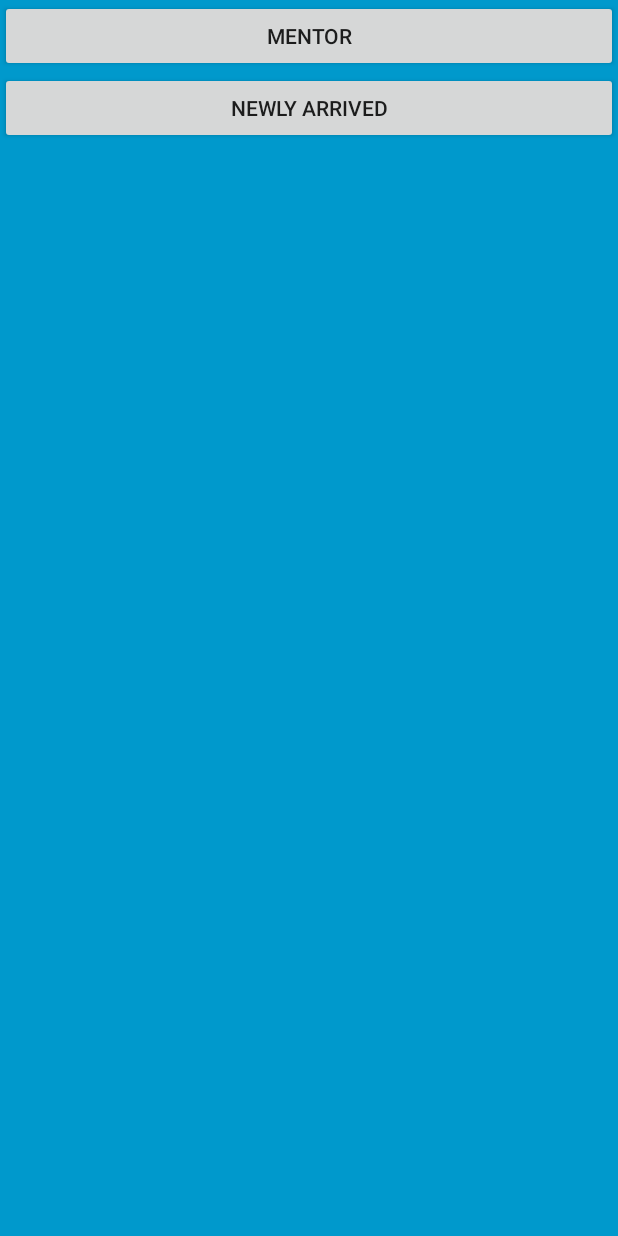
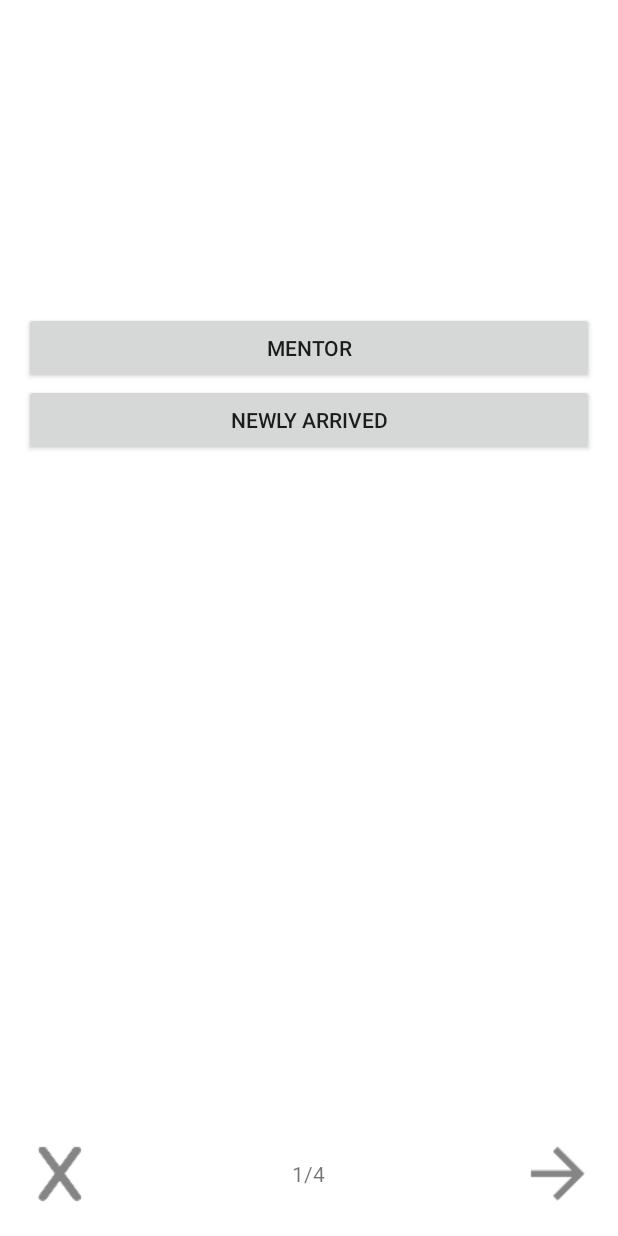
Before and after one commit to FluffyBucket/dat255, an Android app: the layout activity_first_time_setup_role.xml on its own in the app's theme, with its tools: preview values and no code run, on a phone screen of 412 x 824 dp. Run offline under Robolectric (Android 15) with nearby library versions, the phone set to English and light mode, and no system bars.

Commit message:
Made new layout

```diff
--- a/app/src/main/AndroidManifest.xml
+++ b/app/src/main/AndroidManifest.xml
@@ -17,26 +17,28 @@
         </activity>
         <activity
             android:name=".activities.ProfileActivity"
-            android:label="@string/title_activity_profile"/>
+            android:label="@string/title_activity_profile" />
         <activity
             android:name=".activities.FirstTimeSetupRoleActivity"
             android:configChanges="orientation|keyboardHidden|screenSize"
             android:label="@string/title_activity_first_time_setup_role"
-            android:theme="@style/FullscreenTheme" />
-        <activity android:name=".activities.FirstTimeSetupBasicsActivity"
+            android:theme="@android:style/Theme.Holo.NoActionBar.Fullscreen" />
+        <activity
+            android:name=".activities.FirstTimeSetupBasicsActivity"
             android:configChanges="orientation|keyboardHidden|screenSize"
-            android:label="@string/title_activity_first_time_setup_basics"/>
-        <activity android:name=".activities.FirstTimeSetupLanguagesActivity"
+            android:label="@string/title_activity_first_time_setup_basics" />
+        <activity
+            android:name=".activities.FirstTimeSetupLanguagesActivity"
             android:configChanges="orientation|keyboardHidden|screenSize"
-            android:label="@string/title_activity_first_time_setup_language"/>
-        <activity android:name=".activities.FirstTimeSetupInterestsActivity"
+            android:label="@string/title_activity_first_time_setup_language" />
+        <activity
+            android:name=".activities.FirstTimeSetupInterestsActivity"
             android:configChanges="orientation|keyboardHidden|screenSize"
             android:label="@string/title_activity_first_time_setup_interest" />
-        <activity android:name=".activities.MentorListActivity"
+        <activity
+            android:name=".activities.MentorListActivity"
             android:configChanges="orientation|keyboardHidden|screenSize"
-            android:label="@string/title_activity_first_time_setup_mentorlist"/>
-
-
+            android:label="@string/title_activity_first_time_setup_mentorlist" />
     </application>
 
 </manifest>
--- a/app/src/main/res/layout/activity_first_time_setup_role.xml
+++ b/app/src/main/res/layout/activity_first_time_setup_role.xml
@@ -2,7 +2,7 @@
     xmlns:tools="http://schemas.android.com/tools"
     android:layout_width="match_parent"
     android:layout_height="match_parent"
-    android:background="#0099cc"
+    android:background="#FFF"
     tools:context="se.chalmers.cid.activities.FirstTimeSetupRoleActivity">
 
     <!-- The primary full-screen view. This can be replaced with whatever view
@@ -11,24 +11,58 @@
 
     <!-- This FrameLayout insets its children based on system windows using
          android:fitsSystemWindows. -->
-    <LinearLayout
-        android:orientation="vertical"
+    <RelativeLayout
         android:layout_width="match_parent"
-        android:layout_height="match_parent">
+        android:layout_height="match_parent"
+        android:padding="16dp">
 
         <Button
             android:text="Mentor"
             android:layout_width="match_parent"
             android:layout_height="wrap_content"
-            android:id="@+id/button_mentor"
-            android:onClick="nextActivityMentor"/>
+            android:id="@+id/role_button_mentor"
+            android:onClick="nextActivityMentor"
+            android:layout_alignParentTop="true"
+            android:layout_alignParentStart="true"
+            android:layout_marginTop="192dp" />
 
         <Button
             android:text="Newly Arrived"
             android:layout_height="wrap_content"
-            android:id="@+id/button_refugee"
+            android:id="@+id/role_button_refugee"
             android:layout_width="match_parent"
-            android:onClick="nextActivityRefugee"/>
-    </LinearLayout>
+            android:onClick="nextActivityRefugee"
+            android:layout_below="@+id/role_button_mentor"
+            android:layout_alignParentStart="true" />
+
+        <TextView
+            android:text="1/4"
+            android:layout_width="wrap_content"
+            android:layout_height="wrap_content"
+            android:layout_alignParentBottom="true"
+            android:layout_centerHorizontal="true"
+            android:id="@+id/textView"
+            android:padding="16dp" />
+
+        <Button
+            android:layout_width="wrap_content"
+            android:layout_height="wrap_content"
+            android:id="@+id/role_button_next"
+            android:layout_alignBaseline="@+id/textView"
+            android:layout_alignBottom="@+id/textView"
+            android:layout_alignParentEnd="true"
+            android:background="@drawable/ic_arrow_right"
+            android:minWidth="48dip" />
+
+        <Button
+            android:layout_width="wrap_content"
+            android:layout_height="wrap_content"
+            android:id="@+id/role_button_cancel"
+            android:background="@drawable/ic_cancel"
+            android:layout_alignBaseline="@+id/textView"
+            android:layout_alignBottom="@+id/textView"
+            android:layout_alignParentStart="true"
+            android:minWidth="48dip" />
+    </RelativeLayout>
 
 </FrameLayout>
--- a/app/src/main/res/values/strings.xml
+++ b/app/src/main/res/values/strings.xml
@@ -12,5 +12,7 @@
     <string name="dummy_button">Dummy Button</string>
     <string name="dummy_content">DUMMY\nCONTENT</string>
 
-    <string name="namn_namnesen">Namn Namnesen</string> <!-- Dummy name in list item view -->
+    <string name="namn_namnesen">Namn Namnesen</string>
+
+    <string name="title_activity_fullscreen">FullscreenActivity</string> <!-- Dummy name in list item view -->
 </resources>
```
